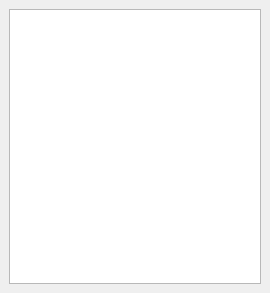
ryzom/ryzomcore, file code/nel/tools/3d/object_viewer_qt/src/particle_workspace_form.ui: the form before one commit.
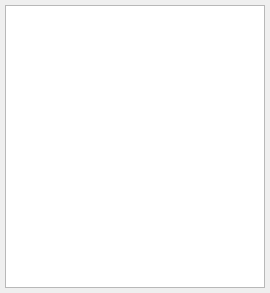
The form after the commit.

What changed in the file:
```diff
--- a/code/nel/tools/3d/object_viewer_qt/src/particle_workspace_form.ui
+++ b/code/nel/tools/3d/object_viewer_qt/src/particle_workspace_form.ui
@@ -15,6 +15,9 @@
   </property>
   <widget class="QWidget" name="dockWidgetContents">
    <layout class="QGridLayout" name="gridLayout">
+    <property name="margin">
+     <number>5</number>
+    </property>
     <item row="0" column="0">
      <widget class="QTreeView" name="treeView">
       <property name="animated">
```
Left out of the diff: 3 changed lines with no effect on the pictures.
